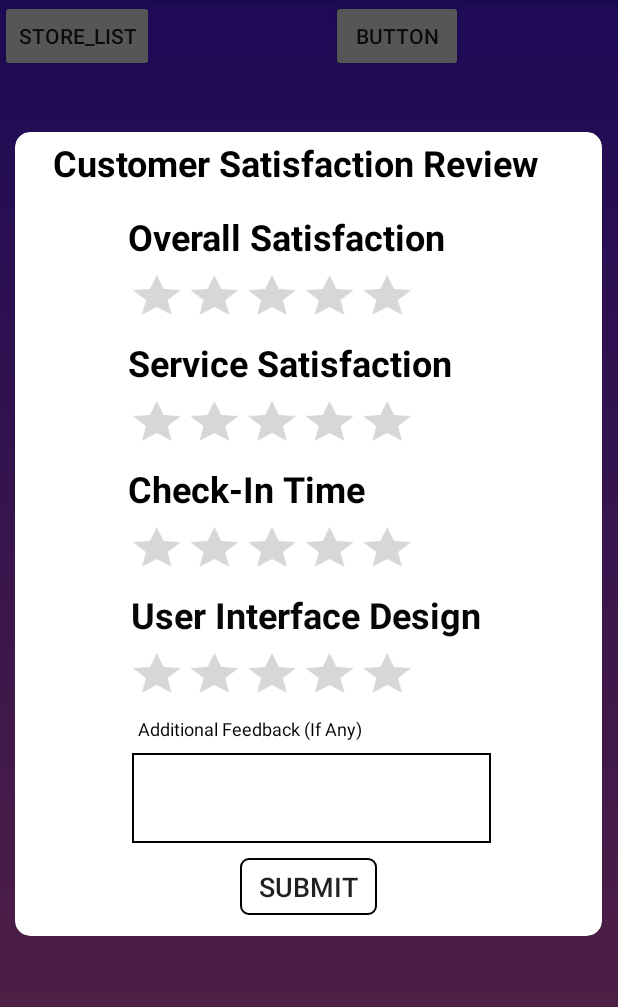
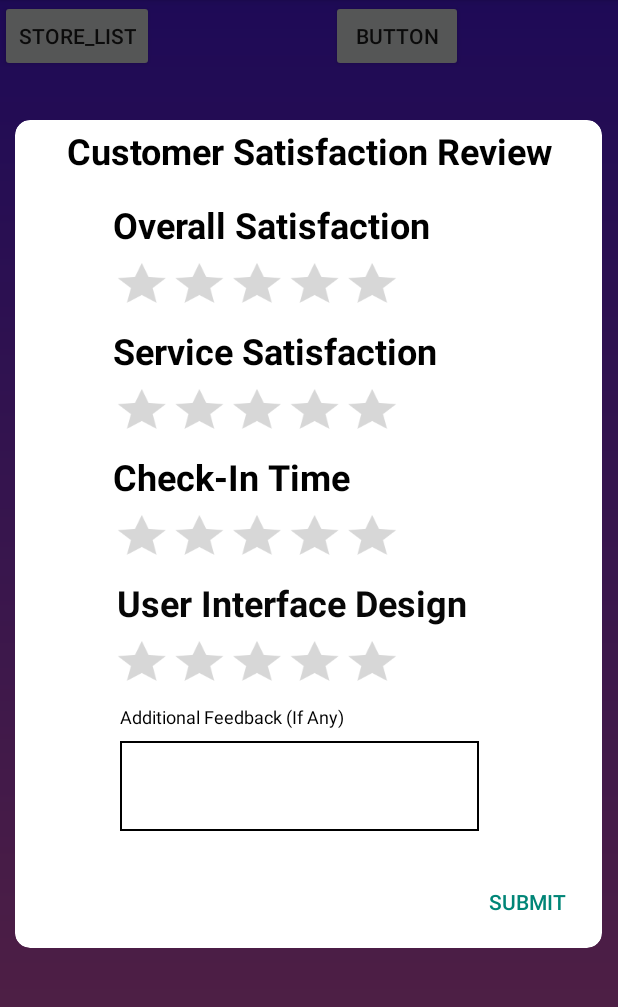
Before and after one commit to yiyang1016/fyp, an Android app: the screen it shows after launch (MainActivity), after a tap on "BUTTON", on a phone screen of 412 x 824 dp, the part 84-1091 px from its top. Run offline under Robolectric (Android 15) with nearby library versions, the phone set to English and light mode, and no system bars; our stand-ins replace Firebase (no records; nobody signed in at launch, a user with empty details on screens opened directly).

Commit message:
customer_review

```diff
--- a/app/build.gradle
+++ b/app/build.gradle
@@ -10,7 +10,7 @@ android {
 
     defaultConfig {
         applicationId "com.example.covid_19shoppingcentre"
-        minSdkVersion 26
+        minSdkVersion 19
         targetSdkVersion 30
         versionCode 1
         versionName "1.0"
--- a/app/src/main/res/layout/customer_review.xml
+++ b/app/src/main/res/layout/customer_review.xml
@@ -11,14 +11,15 @@
         android:id="@+id/review1"
         android:layout_width="wrap_content"
         android:layout_height="43dp"
+        android:layout_marginStart="31dp"
         android:layout_marginEnd="100dp"
         android:numStars="5"
         android:progressTint="#FFEB3B"
         android:scaleX="0.8"
         android:scaleY="0.7"
-        android:scrollIndicators="left"
         android:stepSize="1"
         app:layout_constraintEnd_toEndOf="parent"
+        app:layout_constraintStart_toStartOf="parent"
         app:layout_constraintTop_toBottomOf="@+id/question1" />
 
     <TextView
@@ -31,13 +32,15 @@
         android:textColor="#000000"
         android:textSize="24sp"
         android:textStyle="bold"
-        app:layout_constraintTop_toTopOf="parent"
-        tools:layout_editor_absoluteX="-2dp" />
+        app:layout_constraintEnd_toEndOf="parent"
+        app:layout_constraintStart_toStartOf="parent"
+        app:layout_constraintTop_toTopOf="parent" />
 
     <TextView
         android:id="@+id/question1"
         android:layout_width="wrap_content"
         android:layout_height="wrap_content"
+        android:layout_marginStart="55dp"
         android:layout_marginTop="16dp"
         android:layout_marginEnd="104dp"
         android:text="Overall Satisfaction"
@@ -45,12 +48,14 @@
         android:textSize="24sp"
         android:textStyle="bold"
         app:layout_constraintEnd_toEndOf="parent"
+        app:layout_constraintStart_toStartOf="parent"
         app:layout_constraintTop_toBottomOf="@+id/title" />
 
     <TextView
         android:id="@+id/question2"
         android:layout_width="wrap_content"
         android:layout_height="wrap_content"
+        android:layout_marginStart="55dp"
         android:layout_marginTop="8dp"
         android:layout_marginEnd="99dp"
         android:text="Service Satisfaction"
@@ -58,12 +63,14 @@
         android:textSize="24sp"
         android:textStyle="bold"
         app:layout_constraintEnd_toEndOf="parent"
+        app:layout_constraintStart_toStartOf="parent"
         app:layout_constraintTop_toBottomOf="@+id/review1" />
 
     <RatingBar
-        android:id="@+id/ratingBar3"
+        android:id="@+id/review2"
         android:layout_width="wrap_content"
         android:layout_height="43dp"
+        android:layout_marginStart="31dp"
         android:layout_marginEnd="100dp"
         android:numStars="5"
         android:progressTint="#FFEB3B"
@@ -71,12 +78,14 @@
         android:scaleY="0.7"
         android:stepSize="1"
         app:layout_constraintEnd_toEndOf="parent"
+        app:layout_constraintStart_toStartOf="parent"
         app:layout_constraintTop_toBottomOf="@+id/question2" />
 
     <TextView
         android:id="@+id/question3"
         android:layout_width="wrap_content"
         android:layout_height="wrap_content"
+        android:layout_marginStart="55dp"
         android:layout_marginTop="8dp"
         android:layout_marginEnd="158dp"
         android:text="Check-In Time"
@@ -84,12 +93,14 @@
         android:textSize="24sp"
         android:textStyle="bold"
         app:layout_constraintEnd_toEndOf="parent"
-        app:layout_constraintTop_toBottomOf="@+id/ratingBar3" />
+        app:layout_constraintStart_toStartOf="parent"
+        app:layout_constraintTop_toBottomOf="@+id/review2" />
 
     <RatingBar
-        android:id="@+id/ratingBar4"
+        android:id="@+id/review3"
         android:layout_width="wrap_content"
         android:layout_height="43dp"
+        android:layout_marginStart="31dp"
         android:layout_marginEnd="100dp"
         android:numStars="5"
         android:progressTint="#FFEB3B"
@@ -97,12 +108,14 @@
         android:scaleY="0.7"
         android:stepSize="1"
         app:layout_constraintEnd_toEndOf="parent"
+        app:layout_constraintStart_toStartOf="parent"
         app:layout_constraintTop_toBottomOf="@+id/question3" />
 
     <TextView
         android:id="@+id/question4"
         android:layout_width="wrap_content"
         android:layout_height="wrap_content"
+        android:layout_marginStart="58dp"
         android:layout_marginTop="8dp"
         android:layout_marginEnd="80dp"
         android:text="User Interface Design"
@@ -110,12 +123,14 @@
         android:textSize="24sp"
         android:textStyle="bold"
         app:layout_constraintEnd_toEndOf="parent"
-        app:layout_constraintTop_toBottomOf="@+id/ratingBar4" />
+        app:layout_constraintStart_toStartOf="parent"
+        app:layout_constraintTop_toBottomOf="@+id/review3" />
 
     <RatingBar
-        android:id="@+id/ratingBar5"
+        android:id="@+id/review4"
         android:layout_width="wrap_content"
         android:layout_height="43dp"
+        android:layout_marginStart="31dp"
         android:layout_marginEnd="100dp"
         android:numStars="5"
         android:progressTint="#FFEB3B"
@@ -123,47 +138,39 @@
         android:scaleY="0.7"
         android:stepSize="1"
         app:layout_constraintEnd_toEndOf="parent"
+        app:layout_constraintStart_toStartOf="parent"
         app:layout_constraintTop_toBottomOf="@+id/question4" />
 
     <TextView
         android:id="@+id/question5"
         android:layout_width="wrap_content"
         android:layout_height="wrap_content"
+        android:layout_marginStart="58dp"
         android:layout_marginTop="8dp"
         android:layout_marginEnd="160dp"
         android:text="Additional Feedback (If Any)"
         android:textColor="#000000"
         android:textSize="12sp"
         app:layout_constraintEnd_toEndOf="parent"
-        app:layout_constraintTop_toBottomOf="@+id/ratingBar5" />
+        app:layout_constraintStart_toStartOf="parent"
+        app:layout_constraintTop_toBottomOf="@+id/review4" />
 
     <EditText
-        android:id="@+id/editTextTextMultiLine"
+        android:id="@+id/review5"
         android:layout_width="239dp"
         android:layout_height="60dp"
+        android:layout_marginStart="60dp"
         android:layout_marginTop="8dp"
-        android:layout_marginEnd="74dp"
+        android:layout_marginEnd="72dp"
+        android:layout_marginBottom="16dp"
         android:width="2dp"
+        android:background="@drawable/review_textbox"
         android:ems="10"
         android:gravity="start|top"
         android:inputType="textMultiLine"
-        app:layout_constraintEnd_toEndOf="parent"
-        app:layout_constraintTop_toBottomOf="@+id/question5"
-        android:background="@drawable/review_textbox"/>
-
-    <Button
-        android:id="@+id/submitBtn"
-        android:layout_width="91dp"
-        android:layout_height="38dp"
-        android:layout_marginTop="10dp"
-        android:layout_marginBottom="14dp"
-        android:background="@drawable/review_button"
-        android:text="Submit"
-        android:textSize="18sp"
         app:layout_constraintBottom_toBottomOf="parent"
         app:layout_constraintEnd_toEndOf="parent"
         app:layout_constraintStart_toStartOf="parent"
-        app:layout_constraintTop_toBottomOf="@+id/editTextTextMultiLine"
-        app:layout_constraintVertical_bias="0.0" />
+        app:layout_constraintTop_toBottomOf="@+id/question5" />
 
 </androidx.constraintlayout.widget.ConstraintLayout>
```
Also changed, not shown: app/src/main/java/com/example/covid_19shoppingcentre/MainActivity.kt (+51 -15 lines), app/src/main/java/com/example/covid_19shoppingcentre/Review.kt (added, +10 -0 lines), app/src/main/java/com/example/covid_19shoppingcentre/ReviewIdClass.kt (added, +20 -0 lines), app/src/main/res/layout/activity_store__list.xml (+10 -9 lines).
